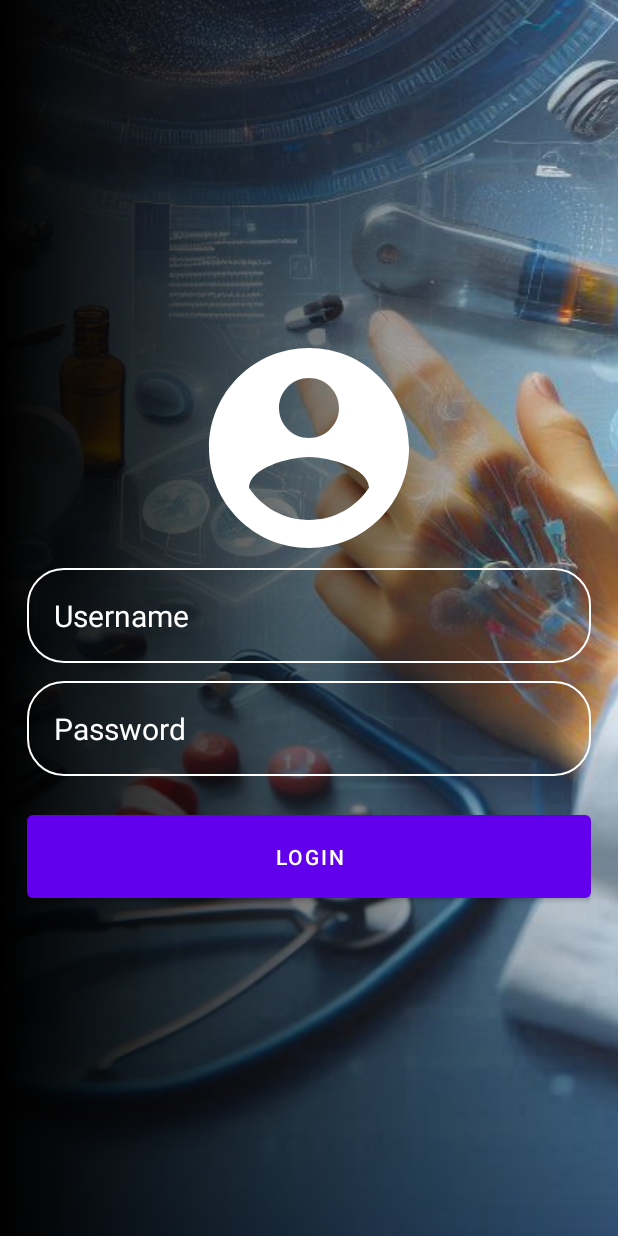
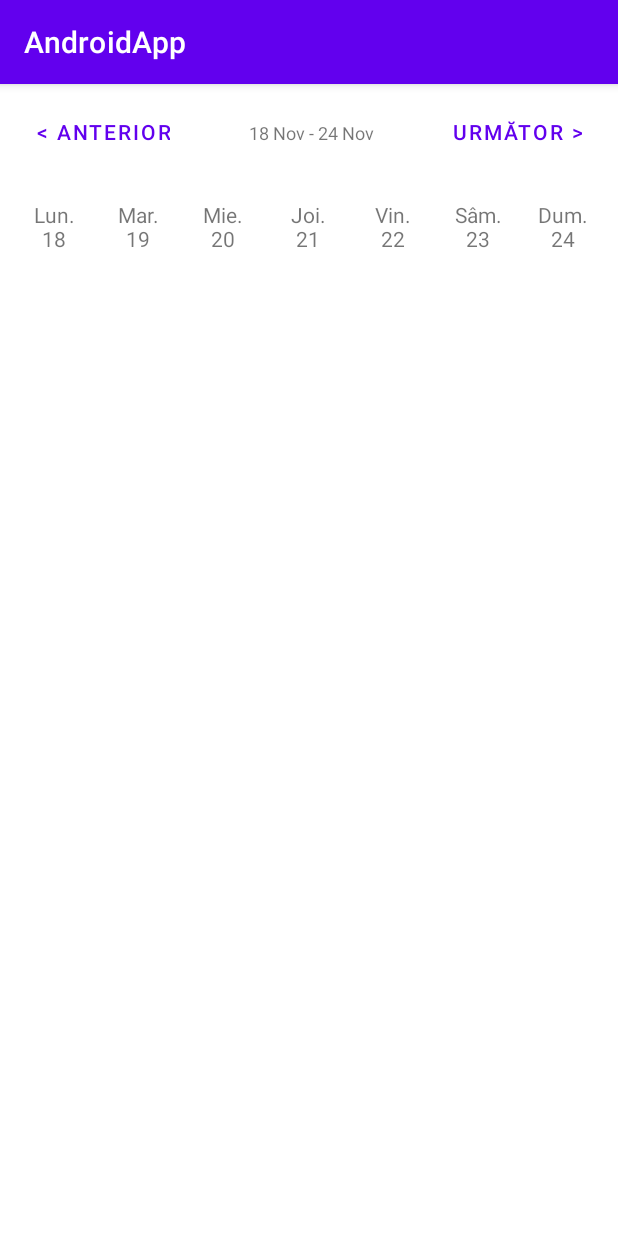
Before and after one commit to AndreiSavaC/Medly, an Android app: the screen it shows after launch (LoginView before the commit, MainActivity after it), on a phone screen of 412 x 824 dp. Run offline under Robolectric (Android 15) with nearby library versions, the phone set to English and light mode, and no system bars.

Commit message:
Created selector and navbar

```diff
--- a/AndroidApp/app/build.gradle.kts
+++ b/AndroidApp/app/build.gradle.kts
@@ -31,11 +31,11 @@ android {
         }
     }
     compileOptions {
-        sourceCompatibility = JavaVersion.VERSION_1_8
-        targetCompatibility = JavaVersion.VERSION_1_8
+        sourceCompatibility = JavaVersion.VERSION_11
+        targetCompatibility = JavaVersion.VERSION_11
     }
     kotlinOptions {
-        jvmTarget = "1.8"
+        jvmTarget = "11"
     }
 }
 
--- a/AndroidApp/app/src/main/AndroidManifest.xml
+++ b/AndroidApp/app/src/main/AndroidManifest.xml
@@ -12,17 +12,28 @@
         android:supportsRtl="true"
         android:theme="@style/Theme.AndroidApp"
         tools:targetApi="31">
-        <activity
-            android:name=".UserInfoView"
-            android:exported="false" />
-        <activity
-            android:name=".LoginView"
+<!--        <activity-->
+<!--            android:name=".UserInfoView"-->
+<!--            android:exported="false" />-->
+
+<!--            -->
+<!--        <activity-->
+<!--            android:name=".LoginView"-->
+<!--            android:exported="true">-->
+<!--            <intent-filter>-->
+<!--                <action android:name="android.intent.action.MAIN" />-->
+<!--                <category android:name="android.intent.category.LAUNCHER" />-->
+<!--            </intent-filter>-->
+<!--        </activity>-->
+        <activity android:name=".MainActivity"
             android:exported="true">
             <intent-filter>
                 <action android:name="android.intent.action.MAIN" />
                 <category android:name="android.intent.category.LAUNCHER" />
             </intent-filter>
         </activity>
+
+
     </application>
 
 </manifest>
--- /dev/null
+++ b/AndroidApp/app/src/main/java/com/example/androidapp/MainActivity.kt
@@ -0,0 +1,99 @@
+package com.example.androidapp
+
+import android.os.Bundle
+import android.view.Gravity
+import android.widget.LinearLayout
+import android.widget.TextView
+import androidx.appcompat.app.AppCompatActivity
+import com.example.androidapp.utils.DateUtils
+import java.util.*
+
+class MainActivity : AppCompatActivity() {
+
+    private lateinit var weekStart: Calendar
+    private lateinit var weekRangeTextView: TextView
+    private lateinit var weekCalendar: LinearLayout
+    private var selectedDay: Calendar? = null // Variabilă pentru a stoca ziua selectată
+
+    override fun onCreate(savedInstanceState: Bundle?) {
+        super.onCreate(savedInstanceState)
+        setContentView(R.layout.activity_main)
+
+        // Inițializarea componentelor UI
+        weekRangeTextView = findViewById(R.id.txtWeekRange)
+        weekCalendar = findViewById(R.id.weekCalendar)
+
+        val btnPrevWeek = findViewById<TextView>(R.id.btnPrevWeek)
+        val btnNextWeek = findViewById<TextView>(R.id.btnNextWeek)
+
+        // Setăm săptămâna curentă
+        weekStart = Calendar.getInstance().apply {
+            set(Calendar.DAY_OF_WEEK, Calendar.MONDAY)
+        }
+
+        // Actualizăm UI-ul pentru săptămâna curentă
+        updateWeekDisplay()
+
+        // Navigare săptămâni
+        btnPrevWeek.setOnClickListener {
+            weekStart.add(Calendar.WEEK_OF_YEAR, -1)
+            updateWeekDisplay()
+        }
+
+        btnNextWeek.setOnClickListener {
+            weekStart.add(Calendar.WEEK_OF_YEAR, 1)
+            updateWeekDisplay()
+        }
+    }
+
+    // Actualizează afișarea săptămânii în funcție de interval
+    private fun updateWeekDisplay() {
+        // Calculăm sfârșitul săptămânii
+        val weekEnd = weekStart.clone() as Calendar
+        weekEnd.add(Calendar.DAY_OF_MONTH, 6)
+
+        // Actualizăm textul cu intervalul săptămânii
+        weekRangeTextView.text = DateUtils.getFormattedWeekRange(weekStart, weekEnd)
+
+        // Actualizăm zilele săptămânii
+        updateWeekDays()
+    }
+
+    // Actualizează zilele săptămânii în layout
+    private fun updateWeekDays() {
+        weekCalendar.removeAllViews() // Ștergem zilele existente
+
+        val daysOfWeek = listOf("Lun.", "Mar.", "Mie.", "Joi.", "Vin.", "Sâm.", "Dum.")
+        val currentDay = Calendar.getInstance()
+
+        for (i in 0..6) {
+            // Calculăm fiecare zi din săptămână
+            val day = weekStart.clone() as Calendar
+            day.add(Calendar.DAY_OF_MONTH, i)
+
+            // Creăm un TextView pentru fiecare zi
+            val dayView = TextView(this).apply {
+                text = "${daysOfWeek[i]} ${day.get(Calendar.DAY_OF_MONTH)}"
+                gravity = Gravity.CENTER
+                setPadding(16, 8, 16, 8)
+                layoutParams = LinearLayout.LayoutParams(0, LinearLayout.LayoutParams.WRAP_CONTENT, 1f)
+                setBackgroundResource(
+                    if (isSameDay(selectedDay, day)) R.drawable.day_selector else android.R.color.transparent
+                )
+
+                // Selectăm ziua la click
+                setOnClickListener {
+                    selectedDay = day // Salvează ziua selectată
+                    updateWeekDays() // Reîmpinge zilele săptămânii cu selecția actualizată
+                }
+            }
+            weekCalendar.addView(dayView)
+        }
+    }
+
+    // Verifică dacă două zile sunt aceleași
+    private fun isSameDay(day1: Calendar?, day2: Calendar): Boolean {
+        return day1?.get(Calendar.YEAR) == day2.get(Calendar.YEAR) &&
+                day1.get(Calendar.DAY_OF_YEAR) == day2.get(Calendar.DAY_OF_YEAR)
+    }
+}
--- /dev/null
+++ b/AndroidApp/app/src/main/java/com/example/androidapp/utils/DateUtils.kt
@@ -0,0 +1,11 @@
+package com.example.androidapp.utils
+
+import java.text.SimpleDateFormat
+import java.util.*
+
+object DateUtils {
+    fun getFormattedWeekRange(start: Calendar, end: Calendar): String {
+        val formatter = SimpleDateFormat("d MMM", Locale.getDefault())
+        return "${formatter.format(start.time)} - ${formatter.format(end.time)}"
+    }
+}
--- /dev/null
+++ b/AndroidApp/app/src/main/res/drawable/day_selector.xml
@@ -0,0 +1,19 @@
+<?xml version="1.0" encoding="utf-8"?>
+<selector xmlns:android="http://schemas.android.com/apk/res/android">
+    <item android:state_pressed="true">
+        <shape android:shape="oval">
+            <solid android:color="#6200EE" />
+        </shape>
+    </item>
+    <item android:state_selected="true">
+        <shape android:shape="oval">
+            <solid android:color="#6200EE" />
+        </shape>
+    </item>
+    <item>
+        <shape android:shape="oval">
+            <stroke android:width="2dp" android:color="#6200EE" />
+            <solid android:color="@android:color/transparent" />
+        </shape>
+    </item>
+</selector>
--- /dev/null
+++ b/AndroidApp/app/src/main/res/layout/activity_main.xml
@@ -0,0 +1,76 @@
+<?xml version="1.0" encoding="utf-8"?>
+<androidx.constraintlayout.widget.ConstraintLayout xmlns:android="http://schemas.android.com/apk/res/android"
+    xmlns:app="http://schemas.android.com/apk/res-auto"
+    android:layout_width="match_parent"
+    android:layout_height="match_parent"
+    android:padding="8dp">
+
+    <androidx.constraintlayout.widget.ConstraintLayout
+        android:id="@+id/weekNavigationContainer"
+        android:layout_width="match_parent"
+        android:layout_height="wrap_content"
+        app:layout_constraintTop_toTopOf="parent">
+
+    <!-- Buton Anterior -->
+    <Button
+        android:id="@+id/btnPrevWeek"
+        android:layout_width="wrap_content"
+        android:layout_height="wrap_content"
+        android:text="@string/prev_week"
+        android:textColor="@color/primaryColor"
+        android:background="@android:color/transparent"
+        app:layout_constraintTop_toTopOf="parent"
+        app:layout_constraintStart_toStartOf="parent" />
+
+    <!-- TextView Interval Săptămână -->
+    <TextView
+        android:id="@+id/txtWeekRange"
+        android:layout_width="wrap_content"
+        android:layout_height="wrap_content"
+        android:text="18-25 Nov"
+        android:textSize="12sp"
+        app:layout_constraintTop_toTopOf="parent"
+        app:layout_constraintBottom_toBottomOf="parent"
+        app:layout_constraintStart_toEndOf="@id/btnPrevWeek"
+        app:layout_constraintEnd_toStartOf="@id/btnNextWeek"
+        app:layout_constraintHorizontal_bias="0.5"
+        app:layout_constraintVertical_bias="0.5"/>
+
+    <!-- Buton Următor -->
+    <Button
+        android:id="@+id/btnNextWeek"
+        android:layout_width="wrap_content"
+        android:layout_height="wrap_content"
+        android:text="@string/next_week"
+        android:textColor="@color/primaryColor"
+        android:background="@android:color/transparent"
+        app:layout_constraintTop_toTopOf="parent"
+        app:layout_constraintEnd_toEndOf="parent" />
+    </androidx.constraintlayout.widget.ConstraintLayout>
+
+    <!-- Container pentru zilele săptămânii -->
+    <LinearLayout
+        android:id="@+id/weekCalendar"
+        android:layout_width="0dp"
+        android:layout_height="wrap_content"
+        android:orientation="horizontal"
+        app:layout_constraintTop_toBottomOf="@id/weekNavigationContainer"
+        app:layout_constraintStart_toStartOf="parent"
+        app:layout_constraintEnd_toEndOf="parent"
+        android:layout_marginTop="16dp">
+
+        <!-- Exemplu de zi -->
+        <TextView
+            android:id="@+id/tvDay1"
+            android:layout_width="0dp"
+            android:layout_weight="1"
+            android:layout_height="wrap_content"
+            android:gravity="center"
+            android:padding="8dp"
+            android:text="Lun. 2"
+            android:background="@drawable/day_selector" />
+
+        <!-- Repetă pentru celelalte zile -->
+    </LinearLayout>
+
+</androidx.constraintlayout.widget.ConstraintLayout>
--- a/AndroidApp/app/src/main/res/values/colors.xml
+++ b/AndroidApp/app/src/main/res/values/colors.xml
@@ -7,4 +7,7 @@
     <color name="teal_700">#FF018786</color>
     <color name="black">#FF000000</color>
     <color name="white">#FFFFFFFF</color>
+    <color name="primaryColor">#6200EE</color>
+    <color name="primaryDarkColor">#3700B3</color>
+    <color name="accentColor">#03DAC5</color>
 </resources>
--- a/AndroidApp/app/src/main/res/values/strings.xml
+++ b/AndroidApp/app/src/main/res/values/strings.xml
@@ -1,3 +1,7 @@
 <resources>
     <string name="app_name">AndroidApp</string>
+    <string name="prev_week">&lt; Anterior</string>
+    <string name="next_week">Următor ></string>
+
+
 </resources>
```
